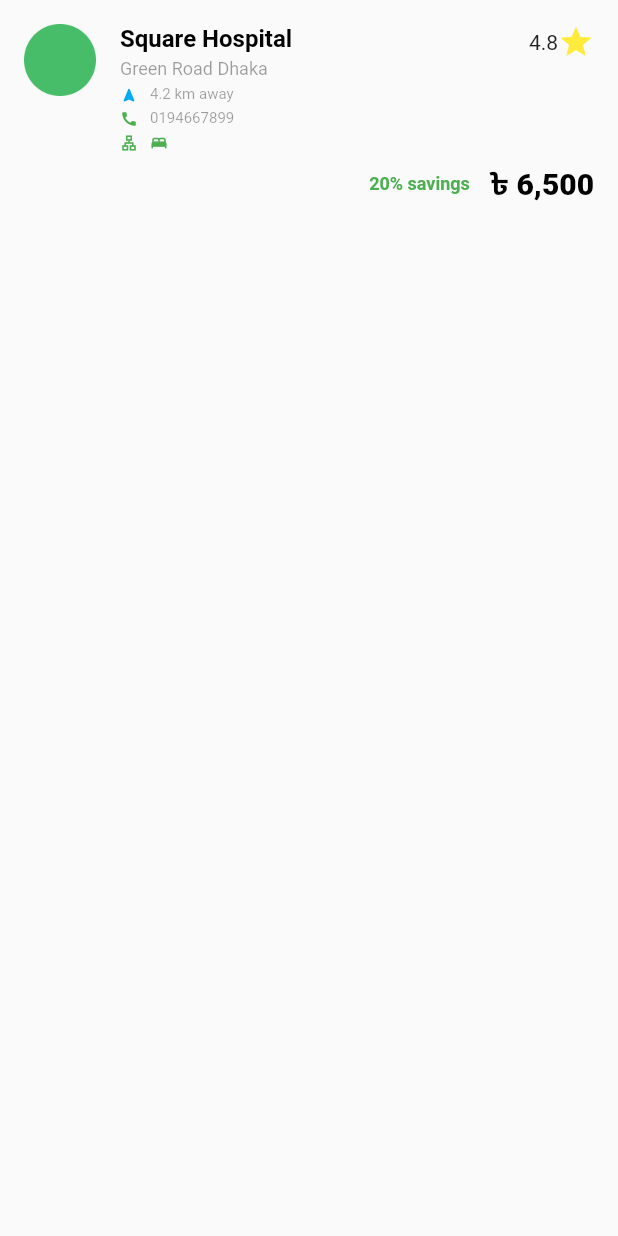
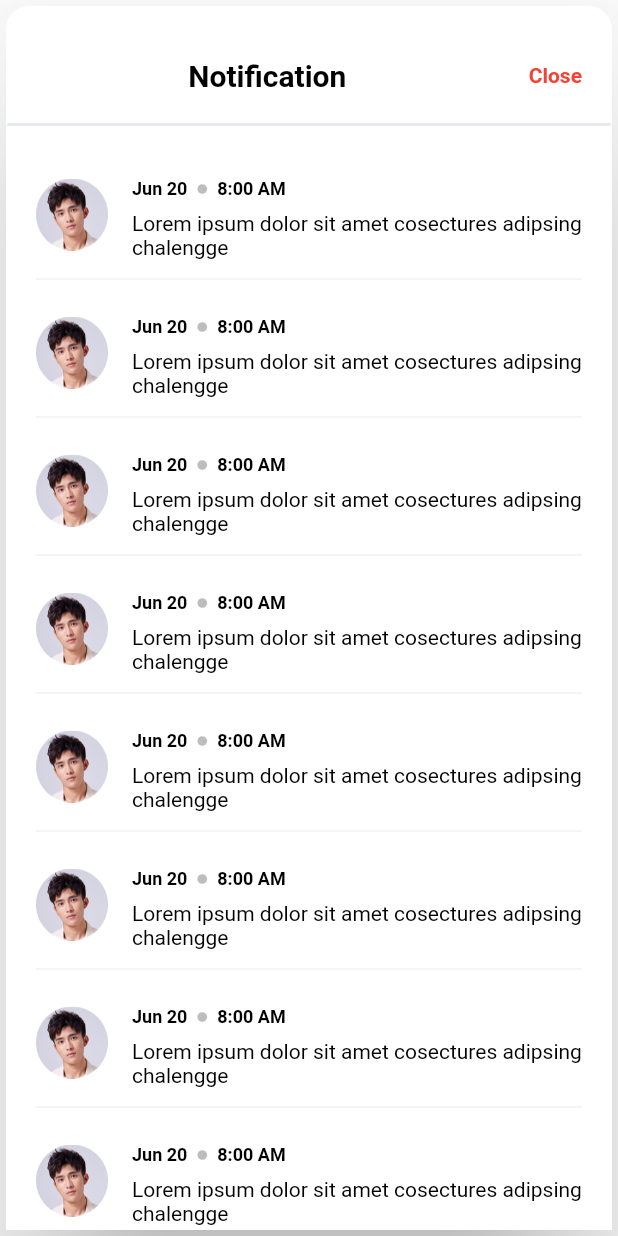
Before and after one commit to abdullahJubayer/F-22, a Flutter app: the screen it shows after launch, on a phone screen of 412 x 824 dp. Run offline on Flutter 3.47's test engine with Material 2 defaults, Android fonts, the phone set to English and light mode, and no system bars; our stand-ins replace flutter_svg, google_fonts.

Commit message:
13/10/2022

```diff
--- a/lib/main.dart
+++ b/lib/main.dart
@@ -1,4 +1,5 @@
 import 'package:flutter/material.dart';
+import 'package:flutter_22/notification/NotificationScreen.dart';
 import 'Lab03.dart';
 import 'lab04/Info.dart';
 import 'lab04/Lab04.dart';
@@ -12,6 +13,6 @@ class StartPoint extends StatelessWidget {
 
   @override
   Widget build(BuildContext context) {
-    return HospitalInfo();
+    return NotificationScreen();
   }
 }
--- /dev/null
+++ b/lib/notification/NotificationScreen.dart
@@ -0,0 +1,168 @@
+import 'package:flutter/material.dart';
+
+class NotificationScreen extends StatefulWidget {
+  const NotificationScreen({Key? key}) : super(key: key);
+
+  @override
+  State<NotificationScreen> createState() => _NotificationScreenState();
+}
+
+class _NotificationScreenState extends State<NotificationScreen> {
+  @override
+  Widget build(BuildContext context) {
+    return MaterialApp(
+      home: Scaffold(
+        body: SafeArea(
+          child: Card(
+            shadowColor: Colors.black,
+            elevation: 50,
+            shape: const RoundedRectangleBorder(
+              side: BorderSide(color: Colors.white70, width: 1),
+              borderRadius: BorderRadius.only(
+                  topLeft: Radius.circular(16),
+                  topRight: Radius.circular(16),
+                  bottomLeft: Radius.zero,
+                  bottomRight: Radius.zero),
+            ),
+            child: Column(
+              children: [
+                const Header(),
+                Container(
+                  height: 2,
+                  color: const Color(0xFFE6E9ED),
+                ),
+                const SizedBox(
+                  height: 15,
+                ),
+                Expanded(
+                  child: ListView.builder(
+                    itemBuilder: (context, position) {
+                      return const ListItem();
+                    },
+                  ),
+                )
+              ],
+            ),
+          ),
+        ),
+      ),
+    );
+  }
+}
+
+class Header extends StatelessWidget {
+  const Header({Key? key}) : super(key: key);
+
+  @override
+  Widget build(BuildContext context) {
+    return Column(
+      children: [
+        Padding(
+          padding: const EdgeInsets.only(left: 0,top: 35,right: 20,bottom: 20),
+          child: Row(
+            children: [
+              const Expanded(
+                child: Text(
+                  "Notification",
+                  style: TextStyle(
+                      color: Colors.black,
+                      fontSize: 20,
+                      fontWeight: FontWeight.w700),
+                  textAlign: TextAlign.center,
+                ),
+              ),
+              InkWell(
+                onTap: () {
+                  ScaffoldMessenger.of(context)
+                      .showSnackBar(const SnackBar(content: Text("Click")));
+                },
+                child: const Text(
+                  "Close",
+                  style: TextStyle(
+                      color: Colors.red,
+                      fontSize: 14,
+                      fontWeight: FontWeight.w700),
+                ),
+              ),
+            ],
+          ),
+        ),
+      ],
+    );
+  }
+}
+
+class ListItem extends StatelessWidget {
+  const ListItem({Key? key}) : super(key: key);
+
+  @override
+  Widget build(BuildContext context) {
+    return Padding(
+      padding: const EdgeInsets.fromLTRB(20, 20, 20, 0),
+      child: Column(
+        children: [
+          Row(
+            crossAxisAlignment: CrossAxisAlignment.start,
+            children: [
+              const Image(
+                image: AssetImage("assets/ic_user.png"),
+                width: 48,
+                height: 48,
+              ),
+              const SizedBox(
+                width: 16,
+              ),
+              Expanded(
+                child: Column(
+                  crossAxisAlignment: CrossAxisAlignment.start,
+                  children: [
+                    Row(
+                      children: const [
+                        Text(
+                          "Jun 20  ",
+                          style: TextStyle(
+                            color: Colors.black,
+                            fontSize: 12,
+                            fontWeight: FontWeight.w600,
+                          ),
+                        ),
+                        Icon(
+                          Icons.circle,
+                          color: Colors.black26,
+                          size: 8,
+                        ),
+                        Text(
+                          "  8:00 AM",
+                          style: TextStyle(
+                            color: Colors.black,
+                            fontSize: 12,
+                            fontWeight: FontWeight.w600,
+                          ),
+                        )
+                      ],
+                    ),
+                    const Padding(
+                      padding: EdgeInsets.symmetric(vertical: 8),
+                      child: Text(
+                        "Lorem ipsum dolor sit amet cosectures adipsing chalengge",
+                        style: TextStyle(
+                          color: Colors.black,
+                          fontSize: 14,
+                          fontWeight: FontWeight.w400,
+                        ),
+                      ),
+                    ),
+                  ],
+                ),
+              )
+            ],
+          ),
+          const Divider(
+            height: 10,
+            color: Color(0xFFE6E9ED),
+          ),
+        ],
+      ),
+    );
+  }
+}
```
Also changed, not shown: assets/ic_user.png (added).
